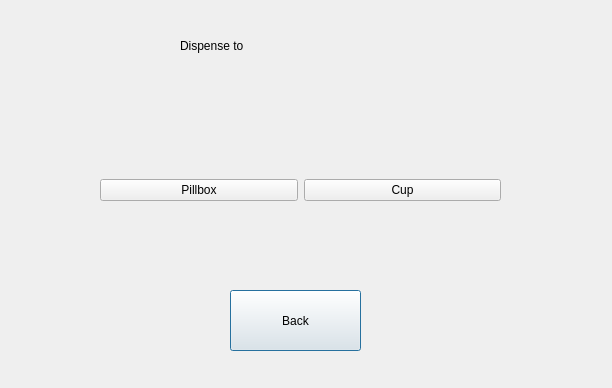
sankomil/Kin-tech-test, file Kin-tech/d2.ui: the form before one commit.
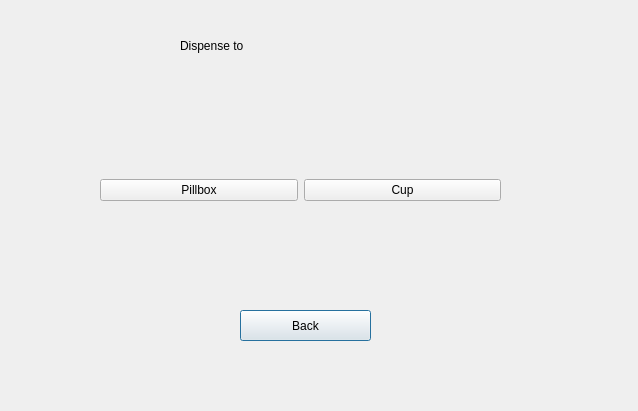
The form after the commit.

```diff
--- a/Kin-tech/d2.ui
+++ b/Kin-tech/d2.ui
@@ -6,8 +6,8 @@
    <rect>
     <x>0</x>
     <y>0</y>
-    <width>612</width>
-    <height>388</height>
+    <width>638</width>
+    <height>411</height>
    </rect>
   </property>
   <property name="windowTitle">
@@ -32,17 +32,17 @@
   <widget class="QPushButton" name="back_button">
    <property name="geometry">
     <rect>
-     <x>230</x>
-     <y>290</y>
+     <x>240</x>
+     <y>310</y>
      <width>131</width>
-     <height>61</height>
+     <height>31</height>
     </rect>
    </property>
    <property name="text">
     <string>Back</string>
    </property>
   </widget>
-  <widget class="QWidget" name="">
+  <widget class="QWidget" name="layoutWidget">
    <property name="geometry">
     <rect>
      <x>100</x>
```
